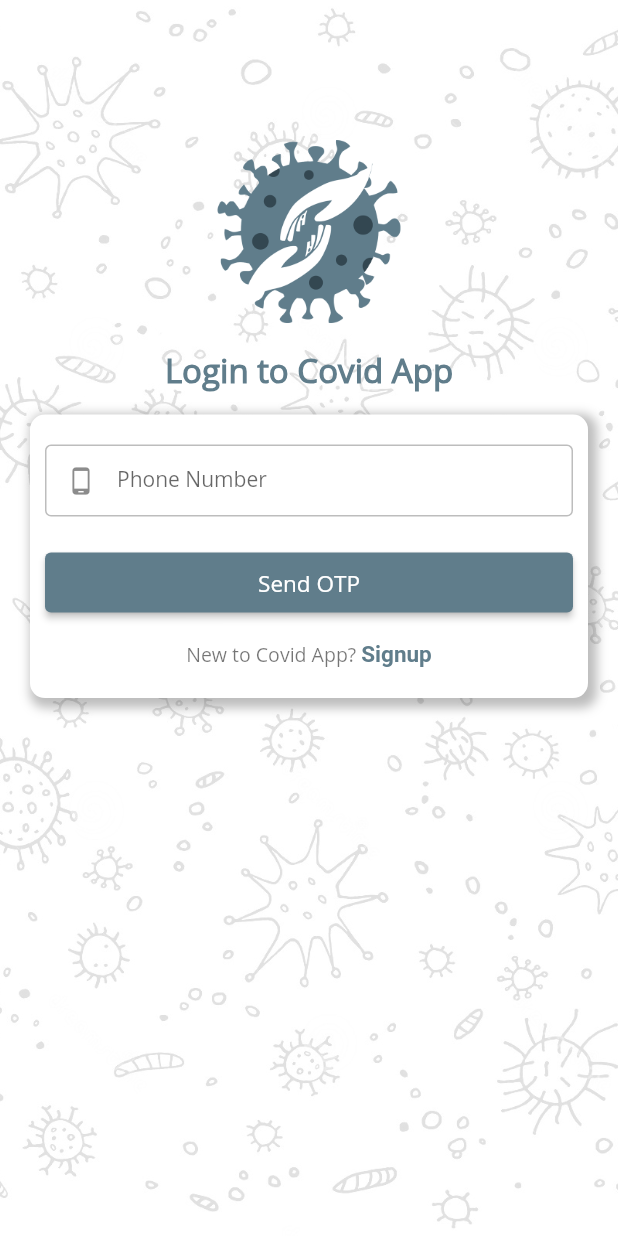
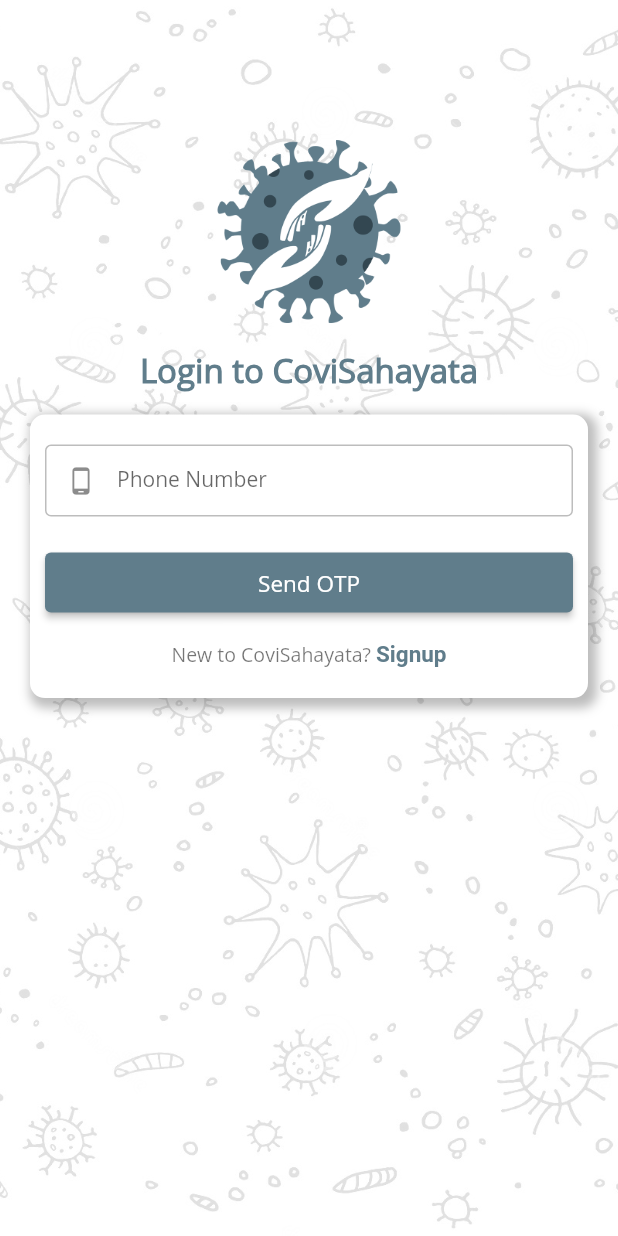
Before and after one commit to 1880akshay/CoviSahayata, a Flutter app: the LoginScreen screen opened by its route, on a phone screen of 412 x 824 dp. Run offline on Flutter 3.47's test engine with Material 2 defaults, Android fonts, the phone set to English and light mode, and no system bars; drawn by our look-alikes of loader_overlay; our stand-ins replace bubble, cloud_firestore, double_back_to_close, firebase_auth, firebase_core, flutter_spinkit and 2 more; missing offline and left inert: flutter_initicon, flutter_placeholder_textlines; accounts and stored records are empty.

Commit message:
app name changed

```diff
--- a/lib/main.dart
+++ b/lib/main.dart
@@ -1,5 +1,4 @@
 import 'package:covid_app/widgets/addRequest.dart';
-import 'package:covid_app/widgets/chatScreen.dart';
 import 'package:flutter/material.dart';
 import 'package:covid_app/screens/splashScreen.dart';
 import 'package:covid_app/screens/signupScreen.dart';
--- a/lib/screens/loginScreen.dart
+++ b/lib/screens/loginScreen.dart
@@ -84,7 +84,7 @@ class _LoginScreenState extends State<LoginScreen> {
       Padding(
         padding: EdgeInsets.symmetric(vertical: 15.0),
         child: Text(
-          'Login to Covid App',
+          'Login to CoviSahayata',
           style: TextStyle(
             color: Theme.of(context).primaryColor,
             fontSize: 22.0,
--- a/lib/screens/signupScreen.dart
+++ b/lib/screens/signupScreen.dart
@@ -88,7 +88,7 @@ class _SignupScreenState extends State<SignupScreen> {
       Padding(
         padding: EdgeInsets.symmetric(vertical: 15.0),
         child: Text(
-          'SignUp to Covid App',
+          'SignUp to CoviSahayata',
           style: TextStyle(
             color: Theme.of(context).primaryColor,
             fontSize: 22.0,
--- a/lib/screens/splashScreen.dart
+++ b/lib/screens/splashScreen.dart
@@ -80,7 +80,7 @@ class _SplashScreenState extends State<SplashScreen> {
                       Padding(
                         padding: const EdgeInsets.fromLTRB(10.0, 0.0, 10.0, 0.0),
                         child: Text(
-                          'Covid App', //TODO: think of app name
+                          'CoviSahayata', //TODO: think of app name
                           style: TextStyle(
                             fontSize: 18.0,
                             fontWeight: FontWeight.bold,
--- a/lib/widgets/loginForm.dart
+++ b/lib/widgets/loginForm.dart
@@ -121,7 +121,7 @@ class _LoginFormState extends State<LoginForm> {
                   crossAxisAlignment: CrossAxisAlignment.center,
                   children: [
                     Text(
-                      'New to Covid App? ',
+                      'New to CoviSahayata? ',
                       style: TextStyle(
                         color: Colors.black54,
                         fontSize: 13,
```
Also changed, not shown: 1 other file.
